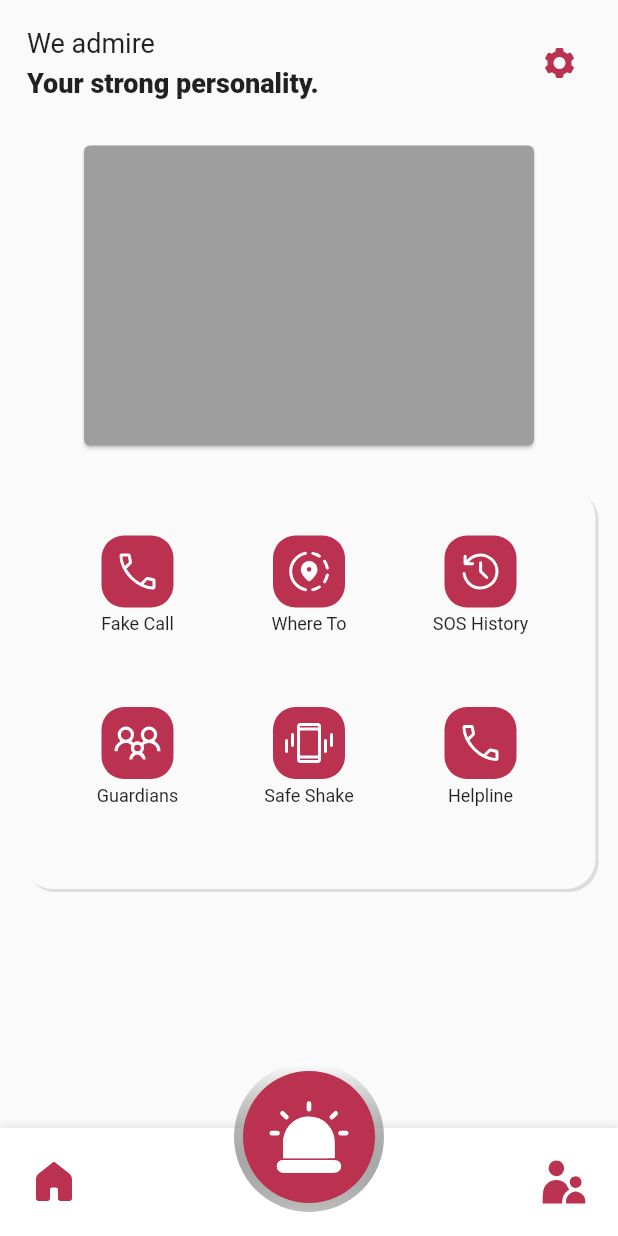
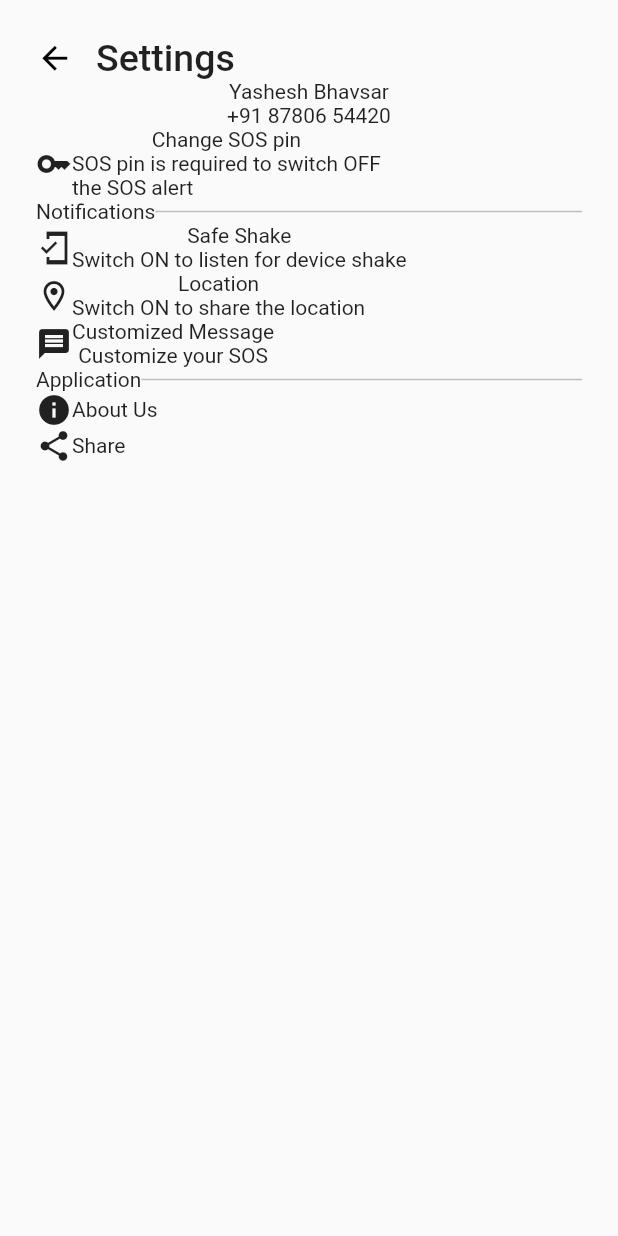
Before and after one commit to SRJ2910/Rakshak, a Flutter app: the HomePage screen opened directly, after a tap on an icon or button, on a phone screen of 412 x 824 dp. Run offline on Flutter 3.47's test engine with Material 2 defaults, Android fonts, the phone set to English and light mode, and no system bars; our stand-ins replace flutter_svg.

```diff
--- a/lib/pages/login.dart
+++ b/lib/pages/login.dart
@@ -54,14 +54,14 @@ class LoginPage extends StatelessWidget {
                     textInputType: TextInputType.visiblePassword,
                     obscureText: true,
                   ),
-                  Padding(
-                      padding: const EdgeInsets.only(top: 45, bottom: 25),
-                      child: Row(
+                  const SizedBox(
+                    height: 25,
+                  ),
+                  Row(
                     mainAxisAlignment: MainAxisAlignment.spaceBetween,
                     children: [
                       const SizedBox(
                         width: 5,
-                            height: 5,
                       ),
                       TextButton(
                         onPressed: (){
@@ -100,7 +100,7 @@ class LoginPage extends StatelessWidget {
                             )),
                       ),
                     ],
-                      )),
+                  ),
                 ],
               ),
               Expanded(flex: 2, child: Container()),
--- a/lib/pages/main_page.dart
+++ b/lib/pages/main_page.dart
@@ -2,6 +2,7 @@ import 'package:flutter/material.dart';
 import 'package:flutter_svg/flutter_svg.dart';
 import 'package:rakshak/custom_widgets/constants.dart';
 import 'package:rakshak/custom_widgets/custom_icon.dart';
+import 'package:rakshak/pages/settings.dart';
 
 class MainPage extends StatelessWidget {
   MainPage({
@@ -46,7 +47,13 @@ class MainPage extends StatelessWidget {
                 IconButton(
                   icon: SvgPicture.asset('assets/icons8-settings.svg',
                       color: kMarronColor, semanticsLabel: 'Setting'),
-                  onPressed: () {},
+                  onPressed: () {
+                    Navigator.push(
+                          context,
+                          MaterialPageRoute(
+                              builder: (context) => const SettingPage()),
+                        );
+                  },
                 )
               ],
             ),
--- /dev/null
+++ b/lib/pages/settings.dart
@@ -0,0 +1,153 @@
+import 'package:flutter/material.dart';
+import 'package:flutter/src/foundation/key.dart';
+import 'package:flutter/src/widgets/framework.dart';
+
+class SettingPage extends StatelessWidget {
+  const SettingPage({Key? key}) : super(key: key);
+
+  @override
+  Widget build(BuildContext context) {
+    return Scaffold(
+        body: SafeArea(
+      child: Padding(
+        padding: const EdgeInsets.all(24.0),
+        child: Column(
+          children: [
+            Row(
+              children: [
+                TextButton(
+                  onPressed: () {
+                    Navigator.pop(context);
+                  },
+                  child: const Icon(
+                    Icons.arrow_back,
+                    size: 25,
+                    color: Colors.black,
+                  ),
+                  style: TextButton.styleFrom(
+                    minimumSize: Size.zero,
+                    padding: EdgeInsets.zero,
+                    tapTargetSize: MaterialTapTargetSize.shrinkWrap,
+                  ),
+                ),
+                SizedBox(
+                  width: 15,
+                ),
+                const Text(
+                  'Settings',
+                  style: TextStyle(fontSize: 25, fontWeight: FontWeight.w500),
+                )
+              ],
+            ),
+            Row(
+              mainAxisAlignment: MainAxisAlignment.spaceBetween,
+              children: [
+                const SizedBox(
+                  height: 1,
+                  width: 1,
+                ),
+                Column(
+                  children: [
+                    const Text('Yashesh Bhavsar'),
+                    const Text('+91 87806 54420'),
+                  ],
+                ),
+                const SizedBox(
+                  height: 1,
+                  width: 1,
+                ),
+              ],
+            ),
+            Row(
+              children: [
+                const Icon(Icons.key),
+                Column(
+                  children: [
+                    const Text('Change SOS pin'),
+                    const Text(
+                        'SOS pin is required to switch OFF\nthe SOS alert'),
+                  ],
+                )
+              ],
+            ),
+            Row(
+              children: [
+                const Text('Notifications'),
+                Expanded(
+                  child: Container(
+                    height: 1,
+                    color: Colors.grey.shade400,
+                  ),
+                )
+              ],
+            ),
+            Row(
+              children: [
+                Row(
+                  children: [
+                    const Icon(Icons.mobile_friendly_sharp),
+                    Column(
+                      children: [
+                        const Text('Safe Shake'),
+                        const Text('Switch ON to listen for device shake'),
+                      ],
+                    )
+                  ],
+                ),
+              ],
+            ),
+            Row(
+              children: [
+                Row(
+                  children: [
+                    const Icon(Icons.location_on_outlined),
+                    Column(
+                      children: [
+                        const Text('Location'),
+                        const Text('Switch ON to share the location'),
+                      ],
+                    )
+                  ],
+                ),
+              ],
+            ),
+            Row(
+              children: [
+                const Icon(Icons.message),
+                Column(
+                  children: [
+                    const Text('Customized Message'),
+                    const Text('Customize your SOS'),
+                  ],
+                )
+              ],
+            ),
+            Row(
+              children: [
+                const Text('Application'),
+                Expanded(
+                  child: Container(
+                    height: 1,
+                    color: Colors.grey.shade400,
+                  ),
+                )
+              ],
+            ),
+            Row(
+              children: [
+                const Icon(Icons.info),
+                const Text('About Us'),
+              ],
+            ),
+            Row(
+              children: [
+                const Icon(Icons.share),
+                const Text('Share'),
+              ],
+            ),
+          ],
+        ),
+      ),
+    ));
+  }
+}
```
Lines whose indentation alone changed are shown as unchanged.
